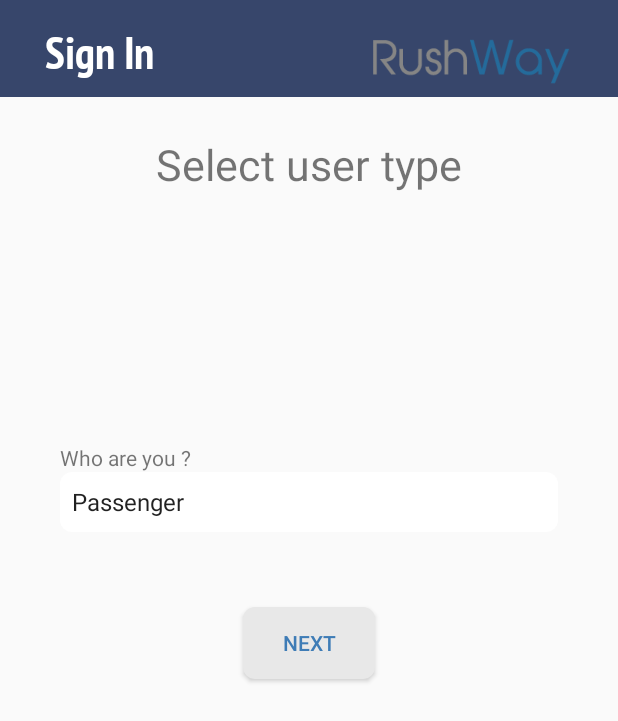
After one commit to RasithaGamage/RushWay, an Android app: the CreateAccount2 screen opened directly, with no data from a screen before it, on a phone screen of 412 x 824 dp. The commit adds this screen. Shown: the top 721 px of the screen. Run offline under Robolectric (Android 15) with nearby library versions, the phone set to English and light mode, and no system bars; our stand-ins replace Firebase (no records; nobody signed in at launch, a user with empty details on screens opened directly).

Commit message:
Further steps in creating account

```diff
--- a/app/src/main/AndroidManifest.xml
+++ b/app/src/main/AndroidManifest.xml
@@ -14,6 +14,7 @@
         android:label="RushWay"
         android:supportsRtl="true"
         android:theme="@style/AppTheme">
+        <activity android:name=".CreateAccountDriver"></activity>
         <activity android:name=".Home">
             <intent-filter>
                 <action android:name="android.intent.action.MAIN" />
@@ -34,6 +35,7 @@
         <activity android:name=".LeaderBoardActivity" />
         <activity android:name=".MapActivityNew" />
         <activity android:name=".CreateAccountActivity" />
+        <activity android:name=".CreateAccount2" />
     </application>
 
 </manifest>
--- /dev/null
+++ b/app/src/main/java/com/example/rasitha/RushWay/CreateAccount2.java
@@ -0,0 +1,102 @@
+package com.example.rasitha.RushWay;
+
+import android.content.Intent;
+import android.support.v7.app.AppCompatActivity;
+import android.os.Bundle;
+import android.view.View;
+import android.widget.ArrayAdapter;
+import android.widget.Button;
+import android.widget.Spinner;
+import android.widget.Toast;
+
+import com.example.rasitha.RushWay.models.Driver;
+import com.example.rasitha.RushWay.models.Owner;
+import com.example.rasitha.RushWay.models.Passenger;
+import com.example.rasitha.RushWay.models.User;
+import com.google.firebase.auth.FirebaseAuth;
+import com.google.firebase.auth.FirebaseUser;
+import com.google.firebase.database.DatabaseReference;
+import com.google.firebase.database.FirebaseDatabase;
+
+public class CreateAccount2 extends AppCompatActivity {
+
+    FirebaseAuth mAuth;
+    FirebaseDatabase mDatabase ;
+    DatabaseReference ref;
+    Button b ;
+    Spinner spinner;
+
+    @Override
+    protected void onCreate(Bundle savedInstanceState) {
+        super.onCreate(savedInstanceState);
+        setContentView(R.layout.activity_create_account2);
+        getSupportActionBar().hide();
+
+        spinner = (Spinner) findViewById(R.id.spinnerSelectType);
+        ArrayAdapter<CharSequence> adapter = ArrayAdapter.createFromResource(this,
+                R.array.spinner_Content, android.R.layout.simple_spinner_item);
+        adapter.setDropDownViewResource(android.R.layout.simple_spinner_dropdown_item);
+        spinner.setAdapter(adapter);
+
+        mDatabase= FirebaseDatabase.getInstance();
+        ref = mDatabase.getReference();
+
+        mAuth =  FirebaseAuth.getInstance();
+        FirebaseUser user = mAuth.getCurrentUser();
+        b = (Button) findViewById(R.id.submitButton);
+
+        b.setOnClickListener(new View.OnClickListener() {
+            @Override
+            public void onClick(View view) {
+
+//                ref.addListenerForSingleValueEvent(new ValueEventListener() {
+//                    @Override
+//                    public void onDataChange(@NonNull DataSnapshot dataSnapshot) {
+//                        dataSnapshot.child("Users").child("User:"+user.getUid()).getChildren();
+//                    }
+//
+//                    @Override
+//                    public void onCancelled(@NonNull DatabaseError databaseError) {
+//
+//                    }
+//                });
+
+//user chose Driver
+                if(spinner.getSelectedItem().toString().equals("Bus Driver")){
+                    User x = (User) getIntent().getSerializableExtra("MY_USER_OBJ");
+                    Driver newDriver = new Driver(x.getfName(),x.getlName(),x.geteMail(),x.getPhone(),x.getNic());
+                    moveToNextActivity(newDriver);
+                }
+//user chose Owner
+                else if(spinner.getSelectedItem().toString().equals("Bus Owner")){
+                    User x = (User) getIntent().getSerializableExtra("MY_USER_OBJ");
+                    Owner newOwner = new Owner(x.getfName(),x.getlName(),x.geteMail(),x.getPhone(),x.getNic());
+                    moveToNextActivity(newOwner);
+                }
+//user chose Passenger
+                else if(spinner.getSelectedItem().toString().equals("Passenger")){
+                    User x = (User) getIntent().getSerializableExtra("MY_USER_OBJ");
+                    Passenger newPassenger = new Passenger(x.getfName(),x.getlName(),x.geteMail(),x.getPhone(),x.getNic());
+                    moveToNextActivity(newPassenger);
+                }
+//ref.child("Users").child("User:"+user.getUid()).child("").setValue("");
+                else if(spinner.getSelectedItem().toString().isEmpty()){
+                    Toast.makeText(CreateAccount2.this,"Please select user type",Toast.LENGTH_SHORT).show();
+                }
+
+
+            }
+        });
+    }
+
+private void moveToNextActivity(User obj){
+
+    Intent newActivityLoad = new Intent(CreateAccount2.this, CreateAccountDriver.class);
+    newActivityLoad.putExtra("MY_USER_OBJ",obj );
+    startActivity(newActivityLoad);
+
+
+}
+
+
+}
--- a/app/src/main/java/com/example/rasitha/RushWay/MapActivityNew.java
+++ b/app/src/main/java/com/example/rasitha/RushWay/MapActivityNew.java
@@ -238,7 +238,7 @@ public class MapActivityNew extends AppCompatActivity implements OnMapReadyCallb
                     @Override
                     public void onLocationResult(LocationResult locationResult) {
                         // do work here
-                        if (!locationResult.getLastLocation().equals(null))
+                        if (locationResult.getLastLocation()!=null && mAuth.getCurrentUser()!= null)
                         {
                             RWLocation loc = new RWLocation(locationResult.getLastLocation().getLatitude(),locationResult.getLastLocation().getLongitude());
                             mDatabase.child("Users").child("User:"+mAuth.getCurrentUser().getUid()).child("currentLocation").setValue(loc);
--- a/app/src/main/java/com/example/rasitha/RushWay/models/User.java
+++ b/app/src/main/java/com/example/rasitha/RushWay/models/User.java
@@ -1,7 +1,9 @@
 package com.example.rasitha.RushWay.models;
 
 
-public class User {
+import java.io.Serializable;
+
+public class User  implements Serializable {
     private String fName;
     private String lName;
     private String eMail;
@@ -10,7 +12,7 @@ public class User {
     private String pw;
     private String uid;
     private RWLocation currentLocation;
-
+    public User(){}
     public User(String fName, String lName, String eMail, String phone, String nic) {
         this.fName = fName;
         this.lName = lName;
--- /dev/null
+++ b/app/src/main/res/layout/activity_create_account2.xml
@@ -0,0 +1,112 @@
+<?xml version="1.0" encoding="utf-8"?>
+<ScrollView xmlns:android="http://schemas.android.com/apk/res/android"
+    android:layout_width="match_parent"
+    android:layout_height="wrap_content"
+    android:fillViewport="false">
+
+    <LinearLayout android:layout_width="match_parent"
+        android:layout_height="match_parent"
+        android:orientation="vertical">
+
+       <LinearLayout
+            android:layout_height="wrap_content"
+            android:layout_width="match_parent"
+            android:layout_weight="1"
+            android:background="#37466b"
+            android:orientation="horizontal"
+            android:id="@+id/ccc">
+
+            <TextView
+                android:layout_width="wrap_content"
+                android:layout_height="wrap_content"
+                android:text="Sign In"
+                android:textSize="30dp"
+                android:fontFamily="@font/pt_sans_narrow_web_bold"
+                android:textColor="#ffff"
+                android:layout_marginLeft="30dp"
+                android:layout_marginTop="15dp"
+                android:id="@+id/signinText"
+                android:layout_weight="1"/>
+
+            <ImageView
+                android:layout_width="195dp"
+                android:layout_height="47dp"
+                android:layout_marginTop="17dp"
+                android:layout_toEndOf="@+id/signinText"
+                android:layout_weight="0"
+                android:src="@drawable/fixsnaplogo"/>
+
+        </LinearLayout>
+
+        <TextView
+            android:layout_width="wrap_content"
+            android:layout_height="wrap_content"
+            android:text="Select user type"
+            android:textSize="13pt"
+            android:textAlignment="center"
+            android:layout_gravity="center_horizontal"
+            android:layout_marginTop="25dp"/>
+
+        <LinearLayout
+            android:layout_width="match_parent"
+            android:layout_height="wrap_content"
+            android:orientation="vertical"
+            android:padding="40dp"
+            android:layout_weight="1"
+            android:layout_marginTop="50pt"
+            android:id="@+id/layout1">
+
+            <LinearLayout
+                android:layout_width="match_parent"
+                android:layout_height="wrap_content"
+                android:orientation="vertical" >
+
+                <RelativeLayout
+                    android:id="@+id/emailSection"
+                    android:layout_width="match_parent"
+                    android:layout_height="wrap_content"
+                    android:layout_marginTop="15dp">
+
+                    <TextView
+                        android:layout_width="match_parent"
+                        android:layout_height="wrap_content"
+                        android:text="Who are you ?"
+                        android:id="@+id/textemail"/>
+
+                    <Spinner
+                        android:id="@+id/spinnerSelectType"
+                        android:layout_width="match_parent"
+                        android:layout_height="40dp"
+                        android:layout_below="@id/textemail"
+                        android:background="@drawable/spinner_background"/>
+
+                </RelativeLayout>
+
+                <Button
+                    android:layout_width="wrap_content"
+                    android:layout_height="wrap_content"
+                    android:layout_marginTop="50dp"
+                    android:layout_gravity="center"
+                    android:background="@drawable/button_layout"
+                    android:text="Next"
+                    android:layout_marginBottom="10dp"
+                    android:textColor="#3e7cb6"
+                    android:id="@+id/submitButton"/>
+                <TextView
+                    android:layout_width="match_parent"
+                    android:layout_height="wrap_content"
+                    android:textColor="#A52626"
+                    android:id="@+id/errorText2"
+                    android:textAlignment="center"/>
+
+
+            </LinearLayout>
+
+
+        </LinearLayout>
+
+
+    </LinearLayout>
+
+
+</ScrollView>
--- a/app/src/main/res/values/strings.xml
+++ b/app/src/main/res/values/strings.xml
@@ -82,4 +82,12 @@
     <string name="menu_tools">Tools</string>
     <string name="menu_share">Share</string>
     <string name="menu_send">Send</string>
+
+
+    <string-array name="spinner_Content">
+        <item>Passenger</item>
+        <item>Bus Driver</item>
+        <item>Bus Owner</item>
+    </string-array>
+
 </resources>
```
Also changed, not shown: app/src/main/java/com/example/rasitha/RushWay/CreateAccountActivity.java (+37 -42 lines), app/src/main/java/com/example/rasitha/RushWay/CreateAccountDriver.java (added, +13 -0 lines), app/src/main/java/com/example/rasitha/RushWay/models/Driver.java (+28 -1 lines), app/src/main/java/com/example/rasitha/RushWay/models/Owner.java (+8 -1 lines), app/src/main/java/com/example/rasitha/RushWay/models/Passenger.java (+8 -1 lines), app/src/main/java/com/example/rasitha/RushWay/models/Vehicle.java (added, +64 -0 lines), app/src/main/res/layout/activity_create_account.xml (+9 -2 lines), app/src/main/res/layout/activity_create_account_driver.xml (added, +137 -0 lines).
